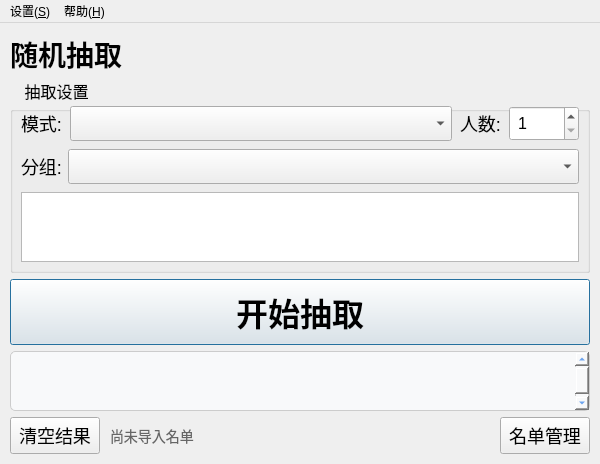
Qt form client/main_window.ui (zfscjch/name_picker) before a commit.
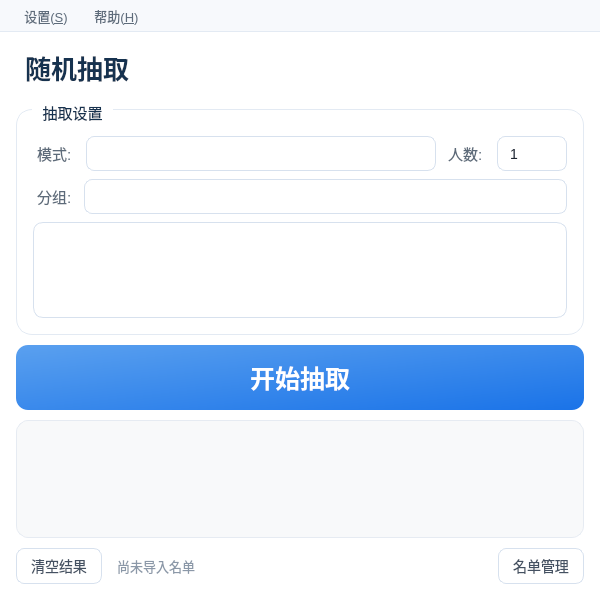
The same form after that commit.

Commit message: 优化主页的qss,与官网保持一致

Patch:
```diff
--- a/client/main_window.ui
+++ b/client/main_window.ui
@@ -7,33 +7,40 @@
     <x>0</x>
     <y>0</y>
     <width>600</width>
-    <height>380</height>
+    <height>470</height>
    </rect>
   </property>
   <property name="windowTitle">
    <string>随机点名器</string>
   </property>
+  <property name="styleSheet">
+   <string notr="true">font-family: &quot;PingFang SC&quot;, &quot;Microsoft YaHei&quot;, &quot;Hiragino Sans GB&quot;, &quot;Noto Sans SC&quot;, system-ui, -apple-system, &quot;Segoe UI&quot;, sans-serif;
+QMainWindow { background-color: #ffffff; }</string>
+  </property>
   <widget class="QWidget" name="centralwidget">
+   <property name="styleSheet">
+    <string notr="true">background-color: #ffffff;</string>
+   </property>
    <layout class="QVBoxLayout" name="mainLayout" stretch="0,0,0,1,0">
     <property name="spacing">
-     <number>6</number>
+     <number>10</number>
     </property>
     <property name="leftMargin">
-     <number>10</number>
+     <number>16</number>
     </property>
     <property name="topMargin">
-     <number>10</number>
+     <number>14</number>
     </property>
     <property name="rightMargin">
-     <number>10</number>
+     <number>16</number>
     </property>
     <property name="bottomMargin">
-     <number>10</number>
+     <number>14</number>
     </property>
     <item>
      <widget class="QLabel" name="titleLabel">
       <property name="styleSheet">
-       <string notr="true">font-size: 28px; font-weight: bold; font-family: &quot;微软雅黑&quot;; </string>
+       <string notr="true">font-size: 26px; font-weight: bold; color: #16324f; padding: 2px 2px 6px 2px;</string>
       </property>
       <property name="text">
        <string>随机抽取</string>
@@ -43,7 +50,8 @@
     <item>
      <widget class="QGroupBox" name="setBox">
       <property name="styleSheet">
-       <string notr="true">QGroupBox { font-size: 16px; margin-top: 6px; } QGroupBox::title { subcontrol-origin: margin; left: 8px; padding: 0 4px; font-size: 18px; font-weight: bold; } QComboBox, QSpinBox { font-size: 16px; padding: 4px; }</string>
+       <string notr="true">QGroupBox { background-color: #ffffff; border: 1px solid #e3eaf3; border-radius: 16px; margin-top: 6px; padding: 8px 6px 6px 6px; font-size: 15px; color: #5d6b7a; }
+QGroupBox::title { subcontrol-origin: margin; subcontrol-position: top left; left: 16px; padding: 0 8px; background-color: #ffffff; font-size: 16px; font-weight: bold; color: #16324f; }</string>
       </property>
       <property name="title">
        <string>抽取设置</string>
@@ -69,7 +77,7 @@
          <item>
           <widget class="QLabel" name="modeLabel">
            <property name="styleSheet">
-            <string notr="true">font-size: 18px;</string>
+            <string notr="true">font-size: 15px; color: #5d6b7a; padding-right: 2px;</string>
            </property>
            <property name="text">
             <string>模式:</string>
@@ -78,6 +86,14 @@
          </item>
          <item>
           <widget class="QComboBox" name="mode_combo">
+           <property name="styleSheet">
+            <string notr="true">QComboBox { font-size: 14px; color: #1c2430; background-color: #ffffff; border: 1px solid #d7e1ee; border-radius: 8px; padding: 0 12px; }
+QComboBox:hover { border-color: #c9dcf5; background-color: #fbfdff; }
+QComboBox:focus { border-color: #4a90e2; background-color: #fbfdff; }
+QComboBox::drop-down { border: none; width: 24px; }
+QComboBox QAbstractItemView { background-color: #ffffff; border: 1px solid #e3eaf3; padding: 4px; outline: 0; color: #1c2430; selection-background-color: #eef5ff; selection-color: #1a73e8; }
+QComboBox QAbstractItemView::item { padding: 5px 8px; border-radius: 4px; }</string>
+           </property>
            <property name="minimumSize">
             <size>
              <width>0</width>
@@ -89,7 +105,7 @@
          <item>
           <widget class="QLabel" name="countLabel">
            <property name="styleSheet">
-            <string notr="true">font-size: 18px;</string>
+            <string notr="true">font-size: 15px; color: #5d6b7a; padding-right: 2px;</string>
            </property>
            <property name="text">
             <string>人数:</string>
@@ -98,6 +114,12 @@
          </item>
          <item>
           <widget class="QSpinBox" name="count_spin">
+           <property name="styleSheet">
+            <string notr="true">QSpinBox { font-size: 14px; color: #1c2430; background-color: #ffffff; border: 1px solid #d7e1ee; border-radius: 8px; padding: 0 4px 0 10px; }
+QSpinBox:hover { border-color: #c9dcf5; }
+QSpinBox:focus { border-color: #4a90e2; background-color: #fbfdff; }
+QSpinBox::up-button, QSpinBox::down-button { width: 0; border: none; background-color: transparent; }</string>
+           </property>
            <property name="minimumSize">
             <size>
              <width>70</width>
@@ -144,7 +166,7 @@
           <item>
            <widget class="QLabel" name="singleLabel">
             <property name="styleSheet">
-             <string notr="true">font-size: 18px;</string>
+             <string notr="true">font-size: 15px; color: #5d6b7a; padding-right: 2px;</string>
             </property>
             <property name="text">
              <string>分组:</string>
@@ -153,6 +175,14 @@
           </item>
           <item>
            <widget class="QComboBox" name="single_combo">
+            <property name="styleSheet">
+             <string notr="true">QComboBox { font-size: 14px; color: #1c2430; background-color: #ffffff; border: 1px solid #d7e1ee; border-radius: 8px; padding: 0 12px; }
+QComboBox:hover { border-color: #c9dcf5; background-color: #fbfdff; }
+QComboBox:focus { border-color: #4a90e2; background-color: #fbfdff; }
+QComboBox::drop-down { border: none; width: 24px; }
+QComboBox QAbstractItemView { background-color: #ffffff; border: 1px solid #e3eaf3; padding: 4px; outline: 0; color: #1c2430; selection-background-color: #eef5ff; selection-color: #1a73e8; }
+QComboBox QAbstractItemView::item { padding: 5px 8px; border-radius: 4px; }</string>
+            </property>
             <property name="minimumSize">
              <size>
               <width>0</width>
@@ -184,14 +214,28 @@
           </property>
           <item>
            <widget class="QListWidget" name="multi_list">
+            <property name="minimumSize">
+             <size>
+              <width>0</width>
+              <height>96</height>
+             </size>
+            </property>
             <property name="maximumSize">
              <size>
               <width>16777215</width>
-              <height>80</height>
+              <height>96</height>
              </size>
             </property>
             <property name="styleSheet">
-             <string notr="true">font-size: 16px;</string>
+             <string notr="true">QListWidget { font-size: 14px; color: #33404f; background-color: #ffffff; border: 1px solid #d7e1ee; border-radius: 10px; padding: 4px; }
+QListWidget::item { padding: 3px 6px; border-radius: 6px; }
+QListWidget::item:hover { background-color: #f5f8fd; }
+QListWidget::item:selected { background-color: #eef5ff; color: #1a73e8; }
+QScrollBar:vertical { background: transparent; width: 10px; margin: 4px 2px; }
+QScrollBar::handle:vertical { background-color: #d7e1ee; border-radius: 4px; min-height: 20px; }
+QScrollBar::handle:vertical:hover { background-color: #c9dcf5; }
+QScrollBar::add-line:vertical, QScrollBar::sub-line:vertical { height: 0; background: transparent; border: none; }
+QScrollBar::add-page:vertical, QScrollBar::sub-page:vertical { background: transparent; }</string>
             </property>
            </widget>
           </item>
@@ -204,7 +248,10 @@
     <item>
      <widget class="QPushButton" name="draw_btn">
       <property name="styleSheet">
-       <string notr="true">font-size: 32px; padding: 8px; font-weight: bold;</string>
+       <string notr="true">QPushButton { font-size: 25px; font-weight: bold; color: #ffffff; padding: 14px 16px; border: none; border-radius: 12px; background: qlineargradient(x1:0, y1:0, x2:1, y2:1, stop:0 #5aa0ef, stop:1 #1a73e8); }
+QPushButton:hover { background: qlineargradient(x1:0, y1:0, x2:1, y2:1, stop:0 #6fb1f5, stop:1 #1f7cef); }
+QPushButton:pressed { background: qlineargradient(x1:0, y1:0, x2:1, y2:1, stop:0 #4a90e2, stop:1 #1667d4); }
+QPushButton:disabled { background-color: #b9d3f2; color: #ffffff; }</string>
       </property>
       <property name="text">
        <string>开始抽取</string>
@@ -219,11 +266,16 @@
       <property name="minimumSize">
        <size>
         <width>0</width>
-        <height>60</height>
+        <height>118</height>
        </size>
       </property>
       <property name="styleSheet">
-       <string notr="true">font-size: 48px; font-weight: bold; color: #1a73e8; background-color: #f8f9fa; border: 1px solid #ccc; border-radius: 5px;</string>
+       <string notr="true">QTextEdit { font-size: 48px; font-weight: bold; color: #1a73e8; background-color: #f8f9fa; border: 1px solid #e6ebf2; border-radius: 12px; padding: 6px 16px; }
+QScrollBar:vertical { background: transparent; width: 10px; margin: 6px 2px; }
+QScrollBar::handle:vertical { background-color: #d7e1ee; border-radius: 4px; min-height: 24px; }
+QScrollBar::handle:vertical:hover { background-color: #c9dcf5; }
+QScrollBar::add-line:vertical, QScrollBar::sub-line:vertical { height: 0; background: transparent; border: none; }
+QScrollBar::add-page:vertical, QScrollBar::sub-page:vertical { background: transparent; }</string>
       </property>
       <property name="readOnly">
        <bool>true</bool>
@@ -238,7 +290,9 @@
       <item>
        <widget class="QPushButton" name="clear_result_btn">
         <property name="styleSheet">
-         <string notr="true">padding: 4px 8px; font-size: 18px;</string>
+         <string notr="true">QPushButton { padding: 6px 14px; font-size: 14px; color: #445162; background-color: #ffffff; border: 1px solid #d7e1ee; border-radius: 8px; }
+QPushButton:hover { background-color: #fbfdff; border-color: #c9dcf5; }
+QPushButton:pressed { background-color: #eef5ff; color: #1a73e8; }</string>
         </property>
         <property name="text">
          <string>清空结果</string>
@@ -248,7 +302,7 @@
       <item>
        <widget class="QLabel" name="status_label">
         <property name="styleSheet">
-         <string notr="true">color: #666; font-size: 14px;</string>
+         <string notr="true">color: #8b98a8; font-size: 13px; padding-left: 2px;</string>
         </property>
         <property name="text">
          <string>尚未导入名单</string>
@@ -258,7 +312,9 @@
       <item>
        <widget class="QPushButton" name="admin_btn">
         <property name="styleSheet">
-         <string notr="true">padding: 4px 8px; font-size: 18px;</string>
+         <string notr="true">QPushButton { padding: 6px 14px; font-size: 14px; color: #445162; background-color: #ffffff; border: 1px solid #d7e1ee; border-radius: 8px; }
+QPushButton:hover { background-color: #fbfdff; border-color: #c9dcf5; }
+QPushButton:pressed { background-color: #eef5ff; color: #1a73e8; }</string>
         </property>
         <property name="text">
          <string>名单管理</string>
@@ -275,9 +331,19 @@
         <x>0</x>
         <y>0</y>
         <width>600</width>
-        <height>22</height>
-        </rect>
-      </property>
+     <height>18</height>
+    </rect>
+   </property>
+   <property name="styleSheet">
+    <string notr="true">QMenuBar { background-color: #f7f9fc; border-bottom: 1px solid #e3eaf3; padding: 2px 8px; font-size: 13px; color: #5d6b7a; }
+QMenuBar::item { background: transparent; padding: 4px 10px; border-radius: 6px; }
+QMenuBar::item:selected { background-color: #eef5ff; color: #1a73e8; }
+QMenuBar::item:pressed { background-color: #eef5ff; color: #1a73e8; }
+QMenu { background-color: #ffffff; border: 1px solid #e3eaf3; padding: 4px; }
+QMenu::item { padding: 6px 22px 6px 16px; border-radius: 6px; color: #33404f; }
+QMenu::item:selected { background-color: #eef5ff; color: #1a73e8; }
+QMenu::separator { height: 1px; background-color: #e3eaf3; margin: 4px 10px; }</string>
+   </property>
       <widget class="QMenu" name="menuSettings">
         <property name="title">
         <string>设置(&amp;S)</string>
```
Lines whose indentation alone changed are shown as unchanged. The commit also changes 2 other files.
